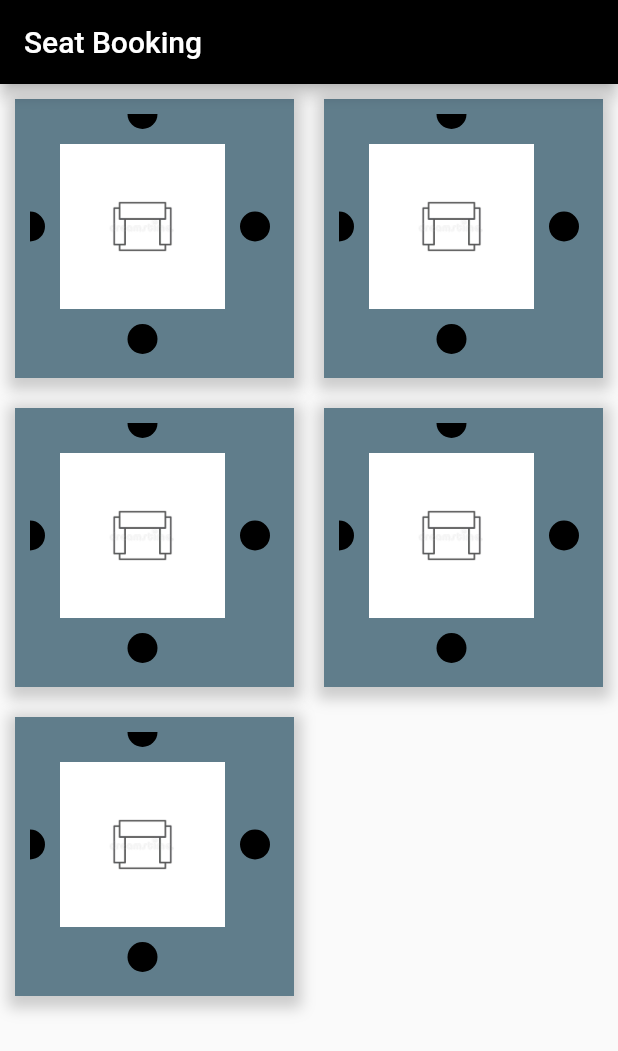
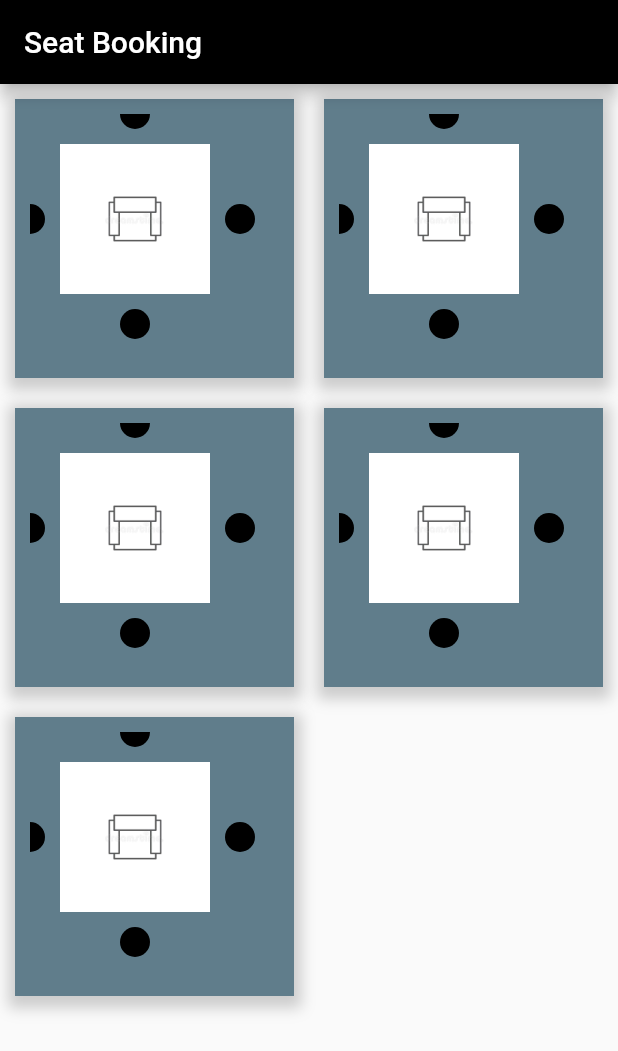
Before and after one commit to devHarshModi/seat-booking-task, a Flutter app: the screen it shows after launch, on a phone screen of 412 x 824 dp. Shown: the top 1051 px of the screen. Run offline on Flutter 3.47's test engine with Material 2 defaults, Android fonts, the phone set to English and light mode, and no system bars.

Commit message:
Update structure and naming convention for the demo.

```diff
--- /dev/null
+++ b/lib/chair_layout.dart
@@ -0,0 +1,28 @@
+import 'package:flutter/material.dart';
+import 'package:interview/resizable_view.dart';
+
+class ChairLayout extends StatefulWidget {
+  const ChairLayout({Key? key}) : super(key: key);
+
+  @override
+  _ChairLayoutState createState() => _ChairLayoutState();
+}
+
+class _ChairLayoutState extends State<ChairLayout> {
+  @override
+  Widget build(BuildContext context) {
+    return Container(
+      padding: const EdgeInsets.all(10),
+      child: ResizableWidget(
+        child: Center(
+          child: Container(
+            margin: const EdgeInsets.all(20),
+            alignment: Alignment.center,
+            //The image is imported using the assets in pubspec.yaml and can be even taken from the network directly.
+            child: Image.asset('images/img.png')
+          )
+        ),
+      ),
+    );
+  }
+}
--- a/lib/main.dart
+++ b/lib/main.dart
@@ -1,5 +1,5 @@
 import 'package:flutter/material.dart';
-import 'package:interview/inside_layout.dart';
+import 'package:interview/widget/widget.dart';
 
 void main() => runApp(const MyApp());
 
@@ -13,22 +13,22 @@ class MyApp extends StatelessWidget {
   Widget build(BuildContext context) {
     return const MaterialApp(
       debugShowCheckedModeBanner: false,
-      home: MyGridScreen(),
+      home: CubicalLayoutScreen(),
     );
   }
 }
 
-class MyGridScreen extends StatefulWidget {
-  const MyGridScreen({Key? key}) : super(key: key);
+class CubicalLayoutScreen extends StatefulWidget {
+  const CubicalLayoutScreen({Key? key}) : super(key: key);
 
   @override
-  _MyGridScreenState createState() => _MyGridScreenState();
+  _CubicalLayoutScreenState createState() => _CubicalLayoutScreenState();
 }
 
-class _MyGridScreenState extends State<MyGridScreen> {
+class _CubicalLayoutScreenState extends State<CubicalLayoutScreen> {
   @override
   Widget build(BuildContext context) {
-    double width = MediaQuery.of(context).size.width;
+
     return Scaffold(
         appBar: AppBar(
           title: const Text("Seat Booking"),
@@ -39,44 +39,18 @@ class _MyGridScreenState extends State<MyGridScreen> {
         //maxCrossAxisExtent as per given assigns only 2 boxes in a row and thus forming grid layout with 5 container.
         body: Center(
           child: Container(
-              alignment: Alignment.center,
-              child: GridView.extent(
-                primary: false,
-                maxCrossAxisExtent: width / 2,
-                children: <Widget>[
-                  chairs(),
-                  chairs(),
-                  chairs(),
-                  chairs(),
-                  chairs(),
-
-                  //If we want to add more boxes we can add container in it.
-                ],
-              )),
-        ));
-  }
-}
-
-class chairs extends StatelessWidget {
-  @override
-  Widget build(BuildContext context) {
-    return Center(
-      child: Container(
-        alignment: Alignment.center,
-        margin: const EdgeInsets.all(10),
-        child: inside_layout(),
-        decoration: BoxDecoration(
-          color: Colors.blueGrey,
-          boxShadow: [
-            BoxShadow(
-              color: Colors.grey.withOpacity(0.5),
-              spreadRadius: 5,
-              blurRadius: 7,
-              offset: const Offset(0, 3), // changes position of shadow
-            )
-          ],
-        ),
-      ),
+            alignment: Alignment.center,
+            child: GridView.count(
+              childAspectRatio: 1,
+              crossAxisCount: 2,
+              crossAxisSpacing: 0,
+              mainAxisSpacing: 0,
+              children: List.generate(5, (index) {
+                return const ChildCubicalLayout();
+              })
+            ),
+          )
+        )
     );
   }
 }
--- /dev/null
+++ b/lib/manipulating_ball.dart
@@ -0,0 +1,49 @@
+import 'package:flutter/material.dart';
+
+class ManipulatingBall extends StatefulWidget {
+  const ManipulatingBall({Key? key, required this.onDrag});
+
+  final Function onDrag;
+
+  @override
+  _ManipulatingBallState createState() => _ManipulatingBallState();
+}
+
+class _ManipulatingBallState extends State<ManipulatingBall> {
+  late double initX;
+  late double initY;
+
+//The drag is for the point that can be dragged and then the change in position of the seat is calculated as shown.
+  //But the initial X and Y axis are always considered.
+  _handleDrag(details) {
+    setState(() {
+      initX = details.globalPosition.dx;
+      initY = details.globalPosition.dy;
+    });
+  }
+
+  _handleUpdate(details) {
+    var dx = details.globalPosition.dx - initX;
+    var dy = details.globalPosition.dy - initY;
+    initX = details.globalPosition.dx;
+    initY = details.globalPosition.dy;
+    widget.onDrag(dx, dy);
+  }
+
+  @override
+  Widget build(BuildContext context) {
+    //The Gesture Detector are the main points that help in controlling the different situations of the Black Dots.
+    return GestureDetector(
+      onPanStart: _handleDrag,
+      onPanUpdate: _handleUpdate,
+      child: Container(
+        width: 20.0,
+        height: 20.0,
+        decoration: const BoxDecoration(
+          color: Colors.black,
+          shape: BoxShape.circle,
+        ),
+      ),
+    );
+  }
+}
--- a/lib/inside_layout.dart
+++ b/lib/resizable_view.dart
@@ -1,44 +1,21 @@
 import 'package:flutter/material.dart';
-
-class inside_layout extends StatefulWidget {
-  @override
-  _DemoState createState() => _DemoState();
-}
-
-class _DemoState extends State<inside_layout> {
-  @override
-  Widget build(BuildContext context) {
-    return Container(
-      padding: const EdgeInsets.all(10),
-      child: ResizebleWidget(
-        child: Center(
-            child: Container(
-                margin: const EdgeInsets.all(20),
-                alignment: Alignment.center,
-                //The image is imported using the assets in pubspec.yaml and can be even taken from the network directly.
-                child: Image.asset('images/img.png'))),
-      ),
-    );
-  }
-}
+import 'package:interview/manipulating_ball.dart';
 
 //The resizeable widget is used to manipulate the size of the chair and the box assigned to a particular seat.
-class ResizebleWidget extends StatefulWidget {
-  const ResizebleWidget({required this.child});
+class ResizableWidget extends StatefulWidget {
+  const ResizableWidget({required this.child});
 
   final Widget child;
 
   @override
-  _ResizebleWidgetState createState() => _ResizebleWidgetState();
+  _ResizableWidgetState createState() => _ResizableWidgetState();
 }
 
-// The radius of the gesture Detector.
-const ballDiameter = 20.0;
-
-class _ResizebleWidgetState extends State<ResizebleWidget> {
-  double balldiameter= ballDiameter/2;
-  double height = 150;
-  double width = 150;
+class _ResizableWidgetState extends State<ResizableWidget> {
+  double ballDiameter = 20.0;
+  double balldiameter = 10.0;
+  double height = 140;
+  double width = 140;
 
 //Only the top and the ;eft side are only taken into consideration and then as per the need the other points are manipulated taking the height into consideration.
   double top = 0;
@@ -132,51 +109,3 @@ class _ResizebleWidgetState extends State<ResizebleWidget> {
     );
   }
 }
-
-class ManipulatingBall extends StatefulWidget {
-  const ManipulatingBall({Key? key, required this.onDrag});
-
-  final Function onDrag;
-
-  @override
-  _ManipulatingBallState createState() => _ManipulatingBallState();
-}
-
-class _ManipulatingBallState extends State<ManipulatingBall> {
-  late double initX;
-  late double initY;
-
-//The drag is for the point that can be dragged and then the change in position of the seat is calculated as shown.
-  //But the initial X and Y axis are always considered.
-  _handleDrag(details) {
-    setState(() {
-      initX = details.globalPosition.dx;
-      initY = details.globalPosition.dy;
-    });
-  }
-
-  _handleUpdate(details) {
-    var dx = details.globalPosition.dx - initX;
-    var dy = details.globalPosition.dy - initY;
-    initX = details.globalPosition.dx;
-    initY = details.globalPosition.dy;
-    widget.onDrag(dx, dy);
-  }
-
-  @override
-  Widget build(BuildContext context) {
-    //The Gesture Detector are the main points that help in controlling the different situations of the Black Dots.
-    return GestureDetector(
-      onPanStart: _handleDrag,
-      onPanUpdate: _handleUpdate,
-      child: Container(
-        width: ballDiameter,
-        height: ballDiameter,
-        decoration: const BoxDecoration(
-          color: Colors.black,
-          shape: BoxShape.circle,
-        ),
-      ),
-    );
-  }
-}
--- /dev/null
+++ b/lib/widget/child_cubical_layout.dart
@@ -0,0 +1,29 @@
+import 'package:flutter/material.dart';
+import 'package:interview/chair_layout.dart';
+
+class ChildCubicalLayout extends StatelessWidget {
+
+  const ChildCubicalLayout({Key? key}) : super(key: key);
+
+  @override
+  Widget build(BuildContext context) {
+    return Center(
+      child: Container(
+        alignment: Alignment.center,
+        margin: const EdgeInsets.all(10),
+        child: const ChairLayout(),
+        decoration: BoxDecoration(
+          color: Colors.blueGrey,
+          boxShadow: [
+            BoxShadow(
+              color: Colors.grey.withOpacity(0.5),
+              spreadRadius: 5,
+              blurRadius: 7,
+              offset: const Offset(0, 3), // changes position of shadow
+            )
+          ],
+        ),
+      ),
+    );
+  }
+}
--- /dev/null
+++ b/lib/widget/widget.dart
@@ -0,0 +1 @@
+export 'child_cubical_layout.dart';
```
Also changed, not shown: 1 other file.
